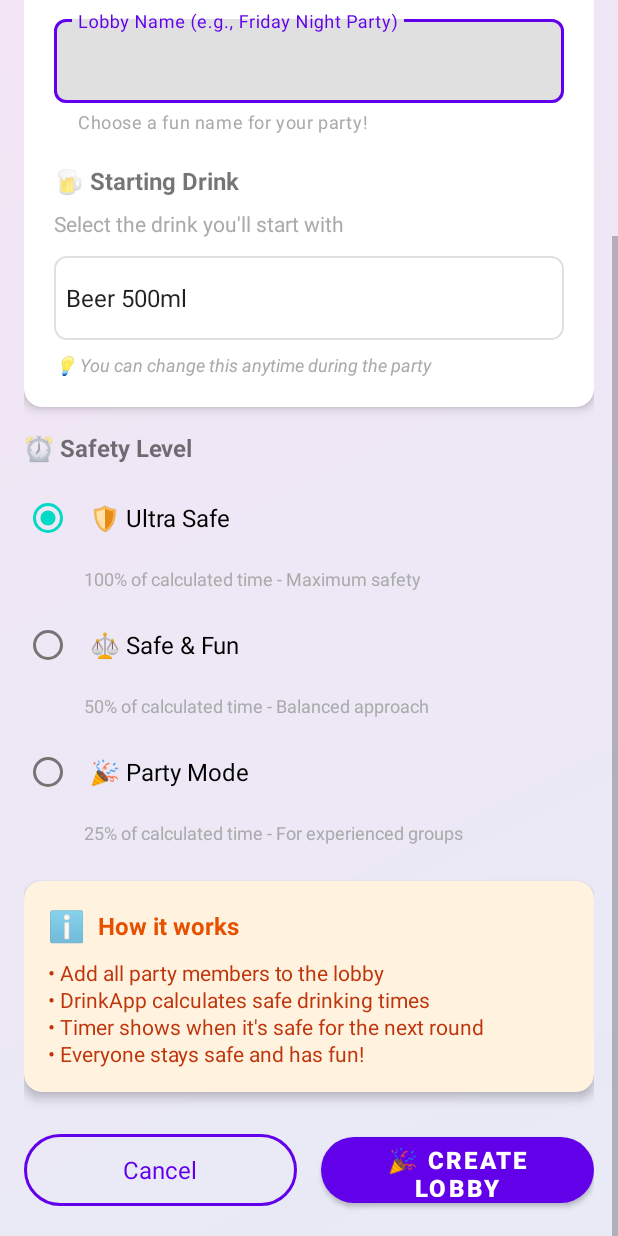
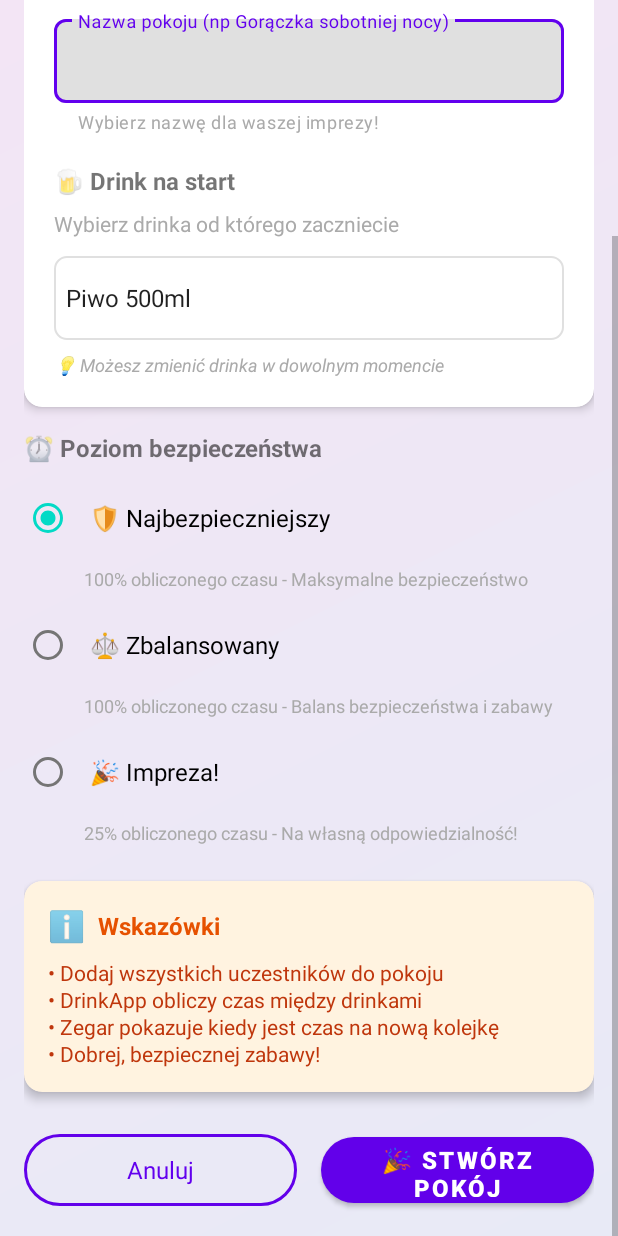
Before and after one commit to PortiQq/DrinkApp, an Android app built with Jetpack Compose: the CreateLobbyActivity screen opened directly, with no data from a screen before it, scrolled down 194 dp, on a phone screen of 412 x 824 dp. Run offline under Robolectric (Android 15) with nearby library versions, the phone set to English and light mode, and no system bars.

Commit message:
Change: App texts

```diff
--- a/DrinkApp/app/src/main/java/com/example/drinkapp/adapters/PersonAdapter.kt
+++ b/DrinkApp/app/src/main/java/com/example/drinkapp/adapters/PersonAdapter.kt
@@ -8,6 +8,7 @@ import android.view.LayoutInflater
 import androidx.recyclerview.widget.DiffUtil
 import androidx.recyclerview.widget.RecyclerView
 import com.example.drinkapp.databinding.ItemPersonBinding
+import com.example.drinkapp.models.displayName
 
 class PersonAdapter(
     private val onPersonClick: (Person) -> Unit,
@@ -30,7 +31,7 @@ class PersonAdapter(
 
         fun bind(person: Person) {
             binding.textName.text = person.name
-            binding.textDetails.text = "${person.gender.name.lowercase().capitalize()} • ${person.age}y • ${person.weightKg}kg"
+            binding.textDetails.text = "${person.gender.displayName()} • ${person.age}y • ${person.weightKg}kg"
             binding.textGender.text = if (person.gender == Gender.MALE) "♂" else "♀"
 
             binding.root.setOnClickListener { onPersonClick(person) }
--- a/DrinkApp/app/src/main/java/com/example/drinkapp/views/WineGlassView.kt
+++ b/DrinkApp/app/src/main/java/com/example/drinkapp/views/WineGlassView.kt
@@ -75,7 +75,7 @@ class WineGlassView @JvmOverloads constructor(
         val glassTop = height * 0.1f
         val glassBottom = height * 0.6f
         val stemTop = glassBottom
-        val stemBottom = height * 0.85f
+        val stemBottom = height * 0.9f
         val baseY = height * 0.9f
 
         val glassTopWidth = width * 0.3f
@@ -114,8 +114,8 @@ class WineGlassView @JvmOverloads constructor(
         canvas.drawLine(centerX, stemTop, centerX, stemBottom, stemPaint)
 
         // Draw base
-        val baseLeft = centerX - width * 0.4f
-        val baseRight = centerX + width * 0.4f
+        val baseLeft = centerX - width * 0.25f
+        val baseRight = centerX + width * 0.25f
         canvas.drawLine(baseLeft, baseY, baseRight, baseY, basePaint)
 
         // Draw small circles at connection points for better visual
--- a/DrinkApp/app/src/main/res/layout/activity_create_lobby.xml
+++ b/DrinkApp/app/src/main/res/layout/activity_create_lobby.xml
@@ -30,7 +30,7 @@
                 <TextView
                     android:layout_width="wrap_content"
                     android:layout_height="wrap_content"
-                    android:text="🍻 Create New Lobby"
+                    android:text="🍻 Tworzenie Lobby"
                     android:textSize="28sp"
                     android:textStyle="bold"
                     android:textColor="@android:color/white" />
@@ -38,7 +38,7 @@
                 <TextView
                     android:layout_width="wrap_content"
                     android:layout_height="wrap_content"
-                    android:text="Set up a new party session for your group"
+                    android:text="Stwórz nowy pokój dla waszej grupy!"
                     android:textSize="14sp"
                     android:textColor="#E3F2FD"
                     android:layout_marginTop="4dp" />
@@ -63,7 +63,7 @@
                 <TextView
                     android:layout_width="wrap_content"
                     android:layout_height="wrap_content"
-                    android:text="🏠 Lobby Details"
+                    android:text="🏠 Ustawienia pokoju"
                     android:textSize="18sp"
                     android:textStyle="bold"
                     android:layout_marginBottom="16dp" />
@@ -78,14 +78,14 @@
                     app:boxCornerRadiusTopEnd="8dp"
                     app:boxCornerRadiusBottomStart="8dp"
                     app:boxCornerRadiusBottomEnd="8dp"
-                    app:helperText="Choose a fun name for your party!"
+                    app:helperText="Wybierz nazwę dla waszej imprezy!"
                     app:helperTextTextColor="@android:color/darker_gray">
 
                     <com.google.android.material.textfield.TextInputEditText
                         android:id="@+id/edit_text_lobby_name"
                         android:layout_width="match_parent"
                         android:layout_height="wrap_content"
-                        android:hint="Lobby Name (e.g., Friday Night Party)"
+                        android:hint="Nazwa pokoju (np Gorączka sobotniej nocy)"
                         android:inputType="text"
                         android:maxLines="1" />
 
@@ -95,7 +95,7 @@
                 <TextView
                     android:layout_width="wrap_content"
                     android:layout_height="wrap_content"
-                    android:text="🍺 Starting Drink"
+                    android:text="🍺 Drink na start"
                     android:textSize="16sp"
                     android:textStyle="bold"
                     android:layout_marginBottom="8dp" />
@@ -103,7 +103,7 @@
                 <TextView
                     android:layout_width="wrap_content"
                     android:layout_height="wrap_content"
-                    android:text="Select the drink you'll start with"
+                    android:text="Wybierz drinka od którego zaczniecie"
                     android:textSize="14sp"
                     android:textColor="@android:color/darker_gray"
                     android:layout_marginBottom="12dp" />
@@ -118,7 +118,7 @@
                 <TextView
                     android:layout_width="wrap_content"
                     android:layout_height="wrap_content"
-                    android:text="💡 You can change this anytime during the party"
+                    android:text="💡 Możesz zmienić drinka w dowolnym momencie"
                     android:textSize="12sp"
                     android:textColor="@android:color/darker_gray"
                     android:textStyle="italic" />
@@ -130,7 +130,7 @@
         <TextView
             android:layout_width="wrap_content"
             android:layout_height="wrap_content"
-            android:text="⏰ Safety Level"
+            android:text="⏰ Poziom bezpieczeństwa"
             android:textSize="16sp"
             android:textStyle="bold"
             android:layout_marginBottom="12dp" />
@@ -146,7 +146,7 @@
                 android:id="@+id/radio_ultra_safe"
                 android:layout_width="match_parent"
                 android:layout_height="wrap_content"
-                android:text="🛡️ Ultra Safe"
+                android:text="🛡️ Najbezpieczniejszy"
                 android:textSize="16sp"
                 android:padding="12dp"
                 android:checked="true"
@@ -155,7 +155,7 @@
             <TextView
                 android:layout_width="match_parent"
                 android:layout_height="wrap_content"
-                android:text="100% of calculated time - Maximum safety"
+                android:text="100% obliczonego czasu - Maksymalne bezpieczeństwo"
                 android:textSize="12sp"
                 android:textColor="@android:color/darker_gray"
                 android:layout_marginStart="40dp"
@@ -165,7 +165,7 @@
                 android:id="@+id/radio_balanced"
                 android:layout_width="match_parent"
                 android:layout_height="wrap_content"
-                android:text="⚖️ Safe &amp; Fun"
+                android:text="⚖️ Zbalansowany"
                 android:textSize="16sp"
                 android:padding="12dp"
                 android:layout_marginBottom="8dp" />
@@ -173,7 +173,7 @@
             <TextView
                 android:layout_width="match_parent"
                 android:layout_height="wrap_content"
-                android:text="50% of calculated time - Balanced approach"
+                android:text="100% obliczonego czasu - Balans bezpieczeństwa i zabawy"
                 android:textSize="12sp"
                 android:textColor="@android:color/darker_gray"
                 android:layout_marginStart="40dp"
@@ -183,7 +183,7 @@
                 android:id="@+id/radio_party"
                 android:layout_width="match_parent"
                 android:layout_height="wrap_content"
-                android:text="🎉 Party Mode"
+                android:text="🎉 Impreza!"
                 android:textSize="16sp"
                 android:padding="12dp"
                 android:layout_marginBottom="8dp" />
@@ -191,7 +191,7 @@
             <TextView
                 android:layout_width="match_parent"
                 android:layout_height="wrap_content"
-                android:text="25% of calculated time - For experienced groups"
+                android:text="25% obliczonego czasu - Na własną odpowiedzialność!"
                 android:textSize="12sp"
                 android:textColor="@android:color/darker_gray"
                 android:layout_marginStart="40dp" />
@@ -230,7 +230,7 @@
                     <TextView
                         android:layout_width="wrap_content"
                         android:layout_height="wrap_content"
-                        android:text="How it works"
+                        android:text="Wskazówki"
                         android:textSize="16sp"
                         android:textStyle="bold"
                         android:textColor="#E65100" />
@@ -240,7 +240,7 @@
                 <TextView
                     android:layout_width="wrap_content"
                     android:layout_height="wrap_content"
-                    android:text="• Add all party members to the lobby\n• DrinkApp calculates safe drinking times\n• Timer shows when it's safe for the next round\n• Everyone stays safe and has fun!"
+                    android:text="• Dodaj wszystkich uczestników do pokoju\n• DrinkApp obliczy czas między drinkami\n• Zegar pokazuje kiedy jest czas na nową kolejkę\n• Dobrej, bezpiecznej zabawy!"
                     android:textSize="14sp"
                     android:textColor="#BF360C"
                     android:lineSpacingExtra="2dp" />
@@ -262,7 +262,7 @@
                 android:layout_height="56dp"
                 android:layout_weight="1"
                 android:layout_marginEnd="8dp"
-                android:text="Cancel"
+                android:text="Anuluj"
                 android:textSize="16sp"
                 app:strokeColor="@color/primary"
                 app:strokeWidth="2dp" />
@@ -273,7 +273,7 @@
                 android:layout_height="56dp"
                 android:layout_weight="1"
                 android:layout_marginStart="8dp"
-                android:text="🎉 Create Lobby"
+                android:text="🎉 Stwórz pokój"
                 android:textSize="16sp"
                 android:textStyle="bold"
                 app:backgroundTint="@color/primary"
```
Also changed, not shown: DrinkApp/app/src/main/java/com/example/drinkapp/AddPersonActivity.kt (+14 -10 lines), DrinkApp/app/src/main/java/com/example/drinkapp/CreateLobbyActivity.kt (+4 -4 lines), DrinkApp/app/src/main/java/com/example/drinkapp/LobbyActivity.kt (+10 -10 lines), DrinkApp/app/src/main/java/com/example/drinkapp/LobbyListActivity.kt (+7 -8 lines), DrinkApp/app/src/main/java/com/example/drinkapp/adapters/LobbyAdapter.kt (+5 -13 lines), DrinkApp/app/src/main/java/com/example/drinkapp/models/Drink.kt (+5 -5 lines), DrinkApp/app/src/main/java/com/example/drinkapp/models/Person.kt (+7 -0 lines), DrinkApp/app/src/main/java/com/example/drinkapp/models/SafetyMode.kt (+3 -7 lines), DrinkApp/app/src/main/res/layout/activity_add_person.xml (+11 -11 lines), DrinkApp/app/src/main/res/layout/activity_lobby.xml (+10 -10 lines), DrinkApp/app/src/main/res/layout/activity_lobby_list.xml (+12 -10 lines), DrinkApp/app/src/main/res/layout/item_person.xml (+0 -9 lines).
